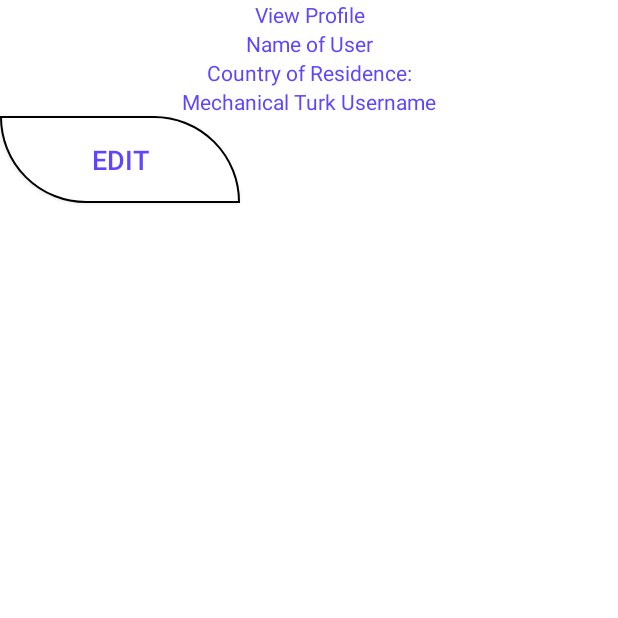
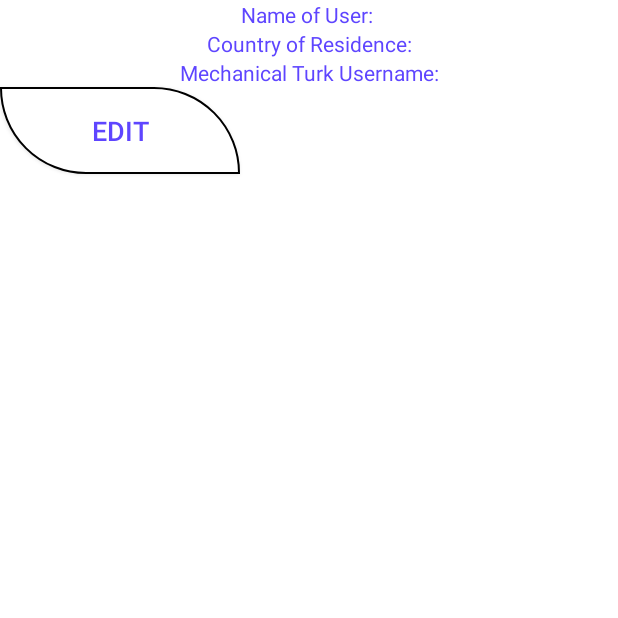
Before and after one commit to alexwhit/Mobile-Crowdworking, an Android app: the ProfileActivity screen opened directly, with no data from a screen before it, on a phone screen of 412 x 824 dp, the top half of it. Run offline under Robolectric (Android 15) with nearby library versions, the phone set to English and light mode, and no system bars; libraries missing offline, so code that uses them is left out: com.parse.

Commit message:
Fixing profile view - merging

```diff
--- a/M-Crowdsourcing/app/src/main/java/cis400/m_crowdsourcing/MainActivity.java
+++ b/M-Crowdsourcing/app/src/main/java/cis400/m_crowdsourcing/MainActivity.java
@@ -73,6 +73,7 @@ public class MainActivity extends ActionBarActivity {
                             Intent intent = new Intent(
                                     MainActivity.this,
                                     LandingPageActivity.class);
+
                             startActivity(intent);
                             Toast.makeText(getApplicationContext(),
                                     "Successfully Logged in",
--- a/M-Crowdsourcing/app/src/main/java/cis400/m_crowdsourcing/ProfileActivity.java
+++ b/M-Crowdsourcing/app/src/main/java/cis400/m_crowdsourcing/ProfileActivity.java
@@ -7,6 +7,7 @@ import android.view.Menu;
 import android.view.MenuItem;
 import android.view.View;
 import android.widget.EditText;
+import android.widget.TextView;
 
 import com.parse.ParseUser;
 
@@ -19,6 +20,9 @@ public class ProfileActivity extends ActionBarActivity {
     protected void onCreate(Bundle savedInstanceState) {
         super.onCreate(savedInstanceState);
         setContentView(R.layout.activity_profileview);
+
+        TextView t = (TextView) findViewById(R.id.profile_name);
+        t.append(" ");
 
     }
 
--- a/M-Crowdsourcing/app/src/main/res/layout/activity_profileview.xml
+++ b/M-Crowdsourcing/app/src/main/res/layout/activity_profileview.xml
@@ -3,25 +3,23 @@
     android:orientation="vertical" android:layout_width="match_parent"
     android:layout_height="match_parent">
 
-    <TextView android:text="@string/ProfileView"
-        android:layout_width="match_parent"
-        android:layout_height="wrap_content"
-        android:gravity="center"
-        android:textColor="@color/text"/>
 
     <TextView android:text="@string/name"
+        android:id="@+id/profile_name"
         android:layout_width="match_parent"
         android:layout_height="wrap_content"
         android:gravity="center"
         android:textColor="@color/text"/>
 
     <TextView android:text="@string/country_of_residence"
+        android:id="@+id/profile_country"
         android:layout_width="match_parent"
         android:layout_height="wrap_content"
         android:gravity="center"
         android:textColor="@color/text"/>
 
     <TextView android:text="@string/mturk_username"
+        android:id="@+id/profile_username"
         android:layout_width="match_parent"
         android:layout_height="wrap_content"
         android:gravity="center"
--- a/M-Crowdsourcing/app/src/main/res/layout/activity_signup.xml
+++ b/M-Crowdsourcing/app/src/main/res/layout/activity_signup.xml
@@ -4,13 +4,14 @@
     android:paddingRight="@dimen/activity_horizontal_margin"
     android:paddingTop="@dimen/activity_vertical_margin"
     android:paddingBottom="@dimen/activity_vertical_margin"
-    tools:context="com.example.steven.finalproject.SignupActivity"
+    android:gravity="center"
+    tools:context=".SignupActivity"
     android:orientation="vertical">
     <EditText android:id="@+id/signup_username"
         android:layout_width="wrap_content"
         android:layout_height="wrap_content"
         android:hint="@string/username"
-        android:textColor="@color/entry_text"/>
+        android:textColor="@color/entry_text" />
     <EditText android:id="@+id/signup_password"
         android:layout_width="wrap_content"
         android:layout_height="wrap_content"
@@ -40,7 +41,7 @@
         android:id="@+id/back_to_login_button"
 
         android:textColor="#5E45FF"
-        android:textSize="18sp"
+        android:textSize="15sp"
         android:text="Back to Log In"
         android:onClick="onBack"
 
--- a/M-Crowdsourcing/app/src/main/res/values/strings.xml
+++ b/M-Crowdsourcing/app/src/main/res/values/strings.xml
@@ -5,9 +5,13 @@
     <string name="hello_world">Hello world!</string>
     <string name="action_settings">Settings</string>
     <string name="ProfileView">View Profile</string>
+
+    <!-- three profile fields -->
     <string name="country_of_residence">Country of Residence: </string>
-    <string name="mturk_username">Mechanical Turk Username</string>
-    <string name="name">Name of User</string>
+    <string name="mturk_username">Mechanical Turk Username: </string>
+    <string name="name">Name of User: </string>
+
+
     <string name="title_activity_hit">HITActivity</string>
 
     <string name="hit_name">Name of the HIT</string>
```
